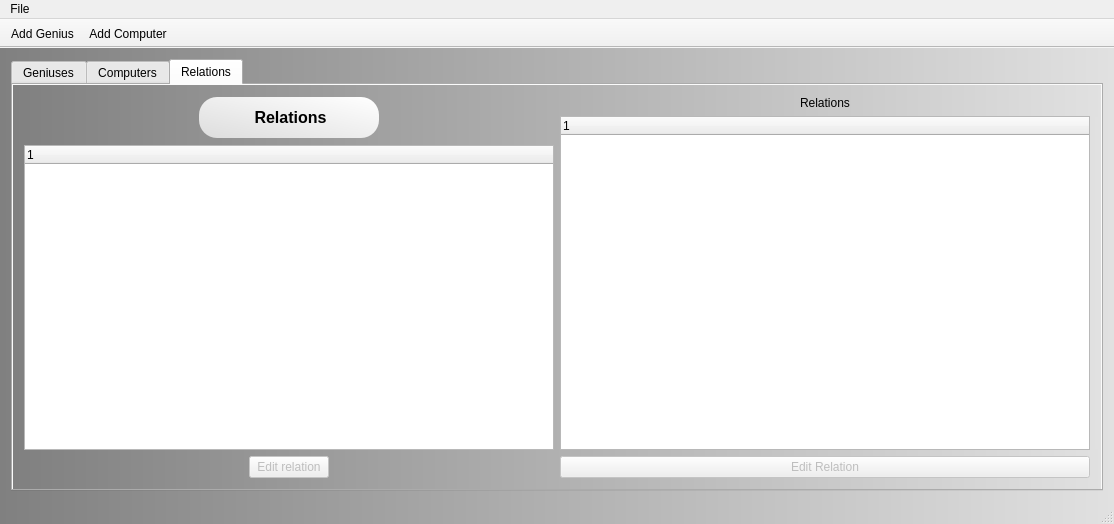
danielm15/VLN1-2016-Hopur_16, file mainwindow.ui: the form before one commit.
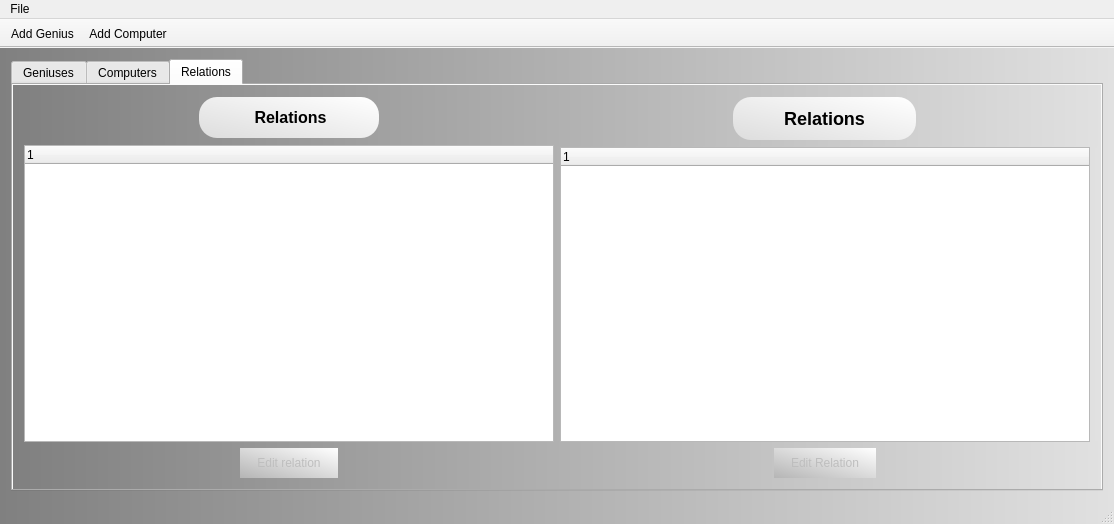
The form after the commit. The open tabs and pages were chosen to show the change. Icons and pictures are not drawn.

Commit message: Fixed getGeniusComputers and added buttons to editrelationcg.ui

The edit to the form file:
```diff
--- a/mainwindow.ui
+++ b/mainwindow.ui
@@ -519,14 +519,14 @@
              <bool>false</bool>
             </property>
             <property name="styleSheet">
-             <string notr="true">#pushButtonEditRelation {
+             <string notr="true">#pushButtonEditRelationGC {
 	background-color: qlineargradient(spread:pad, x1:0, y1:1, x2:1, y2:0, stop:0 rgba(181, 181, 181, 255), stop:1 rgba(255, 255, 255, 255));
 	padding: 6px 15px;
 	border: 2px solid;
 	border-color: transparent;
 	border-radius: 16px;
 }
-#pushButtonEditRelation::enabled {
+#pushButtonEditRelationGC::enabled {
 	color: white;
 	background-color: qlineargradient(spread:pad, x1:0, y1:1, x2:1, y2:0, stop:0.0149254 rgba(33, 33, 113, 255), stop:1 rgba(136, 175, 255, 255));
 }
@@ -544,10 +544,19 @@
         </item>
         <item>
          <layout class="QVBoxLayout" name="verticalLayout_9">
-          <item>
+          <item alignment="Qt::AlignHCenter">
            <widget class="QLabel" name="computerGeniusLabel">
+            <property name="styleSheet">
+             <string notr="true">#computerGeniusLabel {
+	background-color: qlineargradient(spread:pad, x1:0, y1:1, x2:1, y2:0, stop:0 rgba(221, 221, 221, 255), stop:1 rgba(255, 255, 255, 255));
+	border: 2px solid;
+	border-radius: 19px;
+	border-color: none;
+	padding: 10px 50px;
+}</string>
+            </property>
             <property name="text">
-             <string>Relations</string>
+             <string>&lt;h2&gt;Relations&lt;/h2&gt;</string>
             </property>
             <property name="alignment">
              <set>Qt::AlignCenter</set>
@@ -581,11 +590,28 @@
             </column>
            </widget>
           </item>
-          <item>
+          <item alignment="Qt::AlignHCenter">
            <widget class="QPushButton" name="pushButtonEditRelationCG">
             <property name="enabled">
              <bool>false</bool>
             </property>
+            <property name="styleSheet">
+             <string notr="true">#pushButtonEditRelationCG {
+	background-color: qlineargradient(spread:pad, x1:0, y1:1, x2:1, y2:0, stop:0 rgba(181, 181, 181, 255), stop:1 rgba(255, 255, 255, 255));
+	padding: 6px 15px;
+	border: 2px solid;
+	border-color: transparent;
+	border-radius: 16px;
+}
+#pushButtonEditRelationCG::enabled {
+	color: white;
+	background-color: qlineargradient(spread:pad, x1:0, y1:1, x2:1, y2:0, stop:0.0149254 rgba(33, 33, 113, 255), stop:1 rgba(136, 175, 255, 255));
+}
+
+#pushButtonEditRelationCG::enabled::hover {
+	background-color: qlineargradient(spread:pad, x1:0, y1:1, x2:1, y2:0, stop:0.0149254 rgba(63 63, 113, 255), stop:1 rgba(136, 175, 255, 255));
+}</string>
+            </property>
             <property name="text">
              <string>Edit Relation</string>
             </property>
```
Left out of the diff: 4 changed lines with no effect on the pictures. The commit also changes 3 other files.
